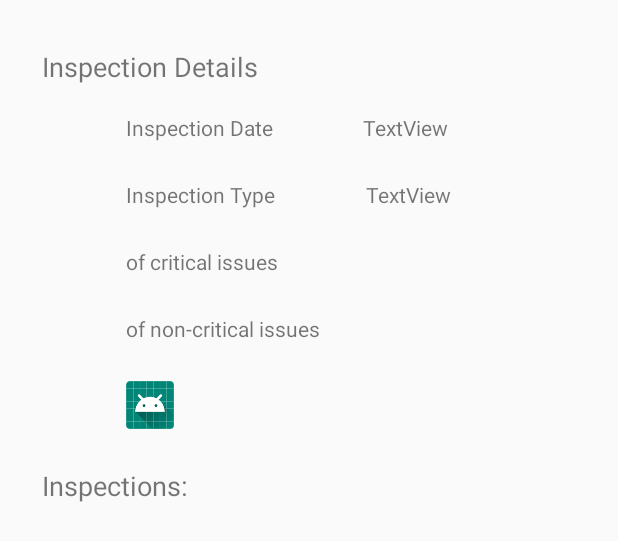
After one commit to 13-nate/Food-Safety-Inspections, an Android app: the layout activity_inspection_detail.xml on its own in the app's theme, with its tools: preview values and no code run, on a phone screen of 412 x 824 dp. The commit adds this screen. Shown: the top 541 px of the screen. Run offline under Robolectric (Android 15) with nearby library versions, the phone set to English and light mode, and no system bars.

Commit message:
update for activity

```diff
--- /dev/null
+++ b/app/src/main/res/layout/activity_inspection_detail.xml
@@ -0,0 +1,125 @@
+<?xml version="1.0" encoding="utf-8"?>
+<androidx.constraintlayout.widget.ConstraintLayout xmlns:android="http://schemas.android.com/apk/res/android"
+    xmlns:app="http://schemas.android.com/apk/res-auto"
+    xmlns:tools="http://schemas.android.com/tools"
+    android:id="@+id/ispcD"
+    android:layout_width="match_parent"
+    android:layout_height="match_parent"
+    tools:context=".RestaurantDetail">
+
+
+    <ImageView
+        android:id="@+id/hazardIcon"
+        android:layout_width="32dp"
+        android:layout_height="32dp"
+        android:layout_marginStart="84dp"
+        android:layout_marginTop="25dp"
+        android:adjustViewBounds="true"
+        android:maxWidth="60dp"
+        android:maxHeight="60dp"
+        app:layout_constraintStart_toStartOf="parent"
+        app:layout_constraintTop_toBottomOf="@+id/noncrit"
+        app:srcCompat="@mipmap/ic_launcher" />
+
+    <TextView
+        android:id="@+id/ispc"
+        android:layout_width="wrap_content"
+        android:layout_height="wrap_content"
+        android:layout_marginStart="28dp"
+        android:layout_marginTop="32dp"
+        android:text="Inspection Details"
+        android:textSize="18sp"
+        app:layout_constraintStart_toStartOf="parent"
+        app:layout_constraintTop_toTopOf="parent" />
+
+
+    <TextView
+        android:id="@+id/idate"
+        android:layout_width="wrap_content"
+        android:layout_height="wrap_content"
+        android:layout_marginStart="84dp"
+        android:layout_marginTop="75dp"
+        android:text="Inspection Date"
+        app:layout_constraintStart_toStartOf="parent"
+        app:layout_constraintTop_toTopOf="parent" />
+
+    <TextView
+        android:id="@+id/itype"
+        android:layout_width="wrap_content"
+        android:layout_height="wrap_content"
+        android:layout_marginStart="84dp"
+        android:layout_marginTop="25dp"
+        android:text="Inspection Type"
+        app:layout_constraintStart_toStartOf="parent"
+        app:layout_constraintTop_toBottomOf="@+id/idate" />
+
+    <TextView
+        android:id="@+id/crit"
+        android:layout_width="wrap_content"
+        android:layout_height="wrap_content"
+        android:layout_marginStart="84dp"
+        android:layout_marginTop="25dp"
+        android:text="of critical issues"
+        app:layout_constraintStart_toStartOf="parent"
+        app:layout_constraintTop_toBottomOf="@+id/itype" />
+
+    <TextView
+        android:id="@+id/noncrit"
+        android:layout_width="wrap_content"
+        android:layout_height="wrap_content"
+        android:layout_marginStart="84dp"
+        android:layout_marginTop="25dp"
+        android:text="of non-critical issues"
+        app:layout_constraintStart_toStartOf="parent"
+        app:layout_constraintTop_toBottomOf="@+id/crit" />
+
+    <TextView
+        android:id="@+id/violation"
+        android:layout_width="wrap_content"
+        android:layout_height="wrap_content"
+        android:layout_marginStart="28dp"
+        android:layout_marginTop="25dp"
+        android:text="@string/inspections"
+        android:textSize="18sp"
+        app:layout_constraintStart_toStartOf="parent"
+        app:layout_constraintTop_toBottomOf="@+id/hazardIcon" />
+
+    <ListView
+        android:id="@+id/inspectionList"
+        android:layout_width="0dp"
+        android:layout_height="0dp"
+        android:layout_marginStart="7dp"
+        android:layout_marginTop="20dp"
+        android:layout_marginEnd="8dp"
+        android:layout_marginBottom="23dp"
+        android:maxWidth="392dp"
+        android:maxHeight="400dp"
+        android:scrollbarSize="10dp"
+        app:layout_constraintBottom_toBottomOf="parent"
+        app:layout_constraintEnd_toEndOf="parent"
+        app:layout_constraintStart_toStartOf="parent"
+        app:layout_constraintTop_toBottomOf="@+id/violation" />
+
+
+    <TextView
+        android:id="@+id/textView6"
+        android:layout_width="wrap_content"
+        android:layout_height="wrap_content"
+        android:layout_marginStart="60dp"
+        android:layout_marginTop="75dp"
+        android:text="TextView"
+        app:layout_constraintStart_toEndOf="@+id/idate"
+        app:layout_constraintTop_toTopOf="parent" />
+
+    <TextView
+        android:id="@+id/textView7"
+        android:layout_width="wrap_content"
+        android:layout_height="wrap_content"
+        android:layout_marginStart="60dp"
+        android:layout_marginTop="25dp"
+        android:text="TextView"
+        app:layout_constraintStart_toEndOf="@+id/itype"
+        app:layout_constraintTop_toBottomOf="@+id/textView6" />
+
+
+</androidx.constraintlayout.widget.ConstraintLayout>
```
Also changed, not shown: app/src/main/AndroidManifest.xml (+6 -5 lines), app/src/main/java/ca/sfu/cmpt276projectaluminium/UI/RestaurantDetail.java (+17 -10 lines), app/src/main/java/ca/sfu/cmpt276projectaluminium/UI/inspection_details.java (added, +154 -0 lines), app/src/main/res/layout/violationlist.xml (added, +36 -0 lines).
